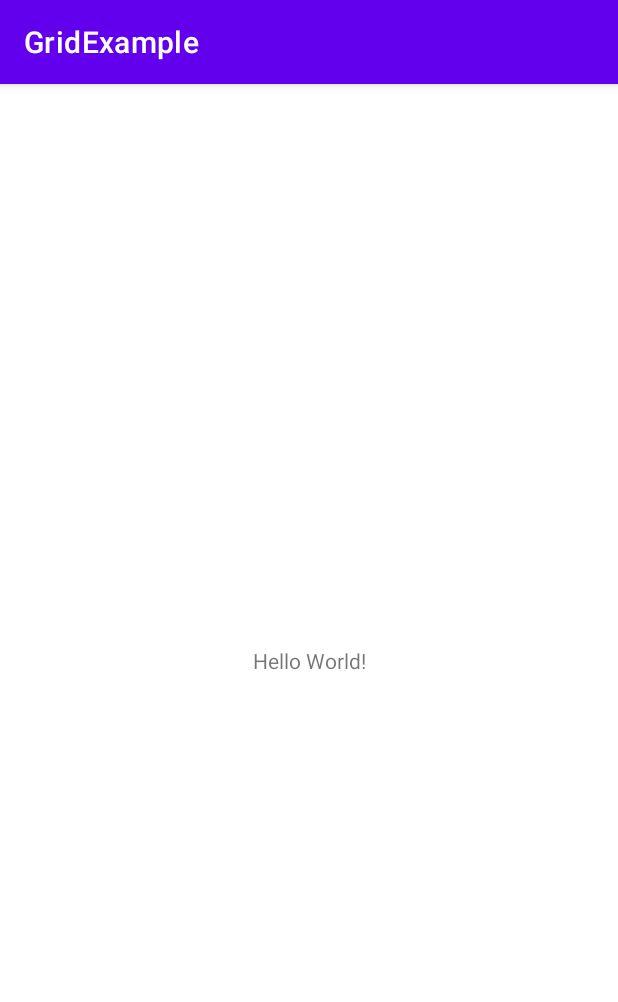
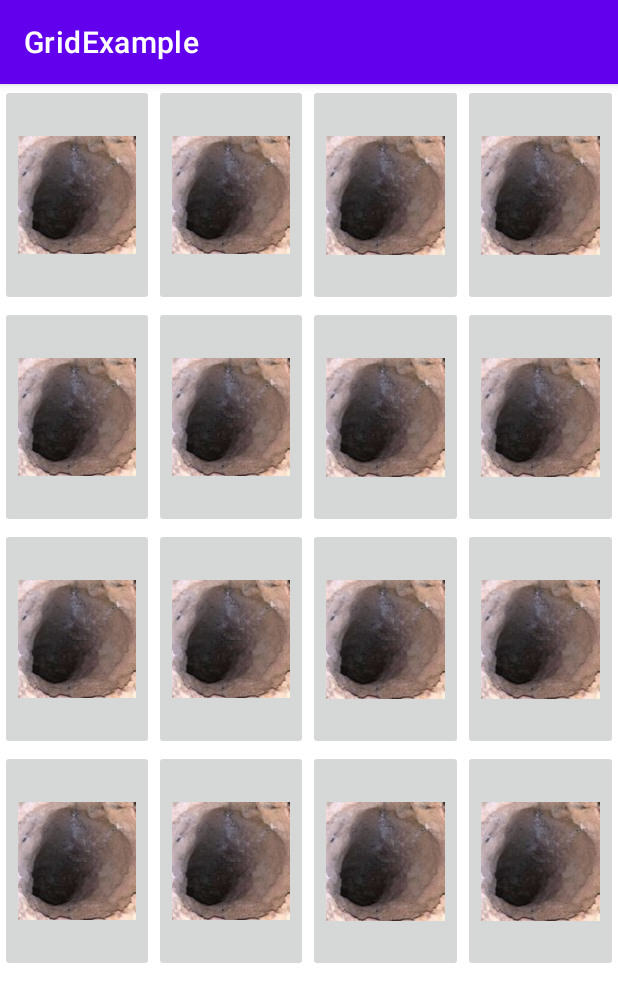
Before and after one commit to ianchai/GridExample, an Android app: the screen it shows after launch (MainActivity), on a phone screen of 412 x 824 dp. Shown: the top 1002 px of the screen. Run offline under Robolectric (Android 15) with nearby library versions, the phone set to English and light mode, and no system bars.

Commit message:
Got the image buttons

```diff
--- a/app/src/main/res/layout/activity_main.xml
+++ b/app/src/main/res/layout/activity_main.xml
@@ -6,13 +6,161 @@
     android:layout_height="match_parent"
     tools:context=".MainActivity">
 
-    <TextView
-        android:layout_width="wrap_content"
-        android:layout_height="wrap_content"
-        android:text="Hello World!"
+    <TableLayout
+        android:layout_width="match_parent"
+        android:layout_height="match_parent"
         app:layout_constraintBottom_toBottomOf="parent"
-        app:layout_constraintLeft_toLeftOf="parent"
-        app:layout_constraintRight_toRightOf="parent"
-        app:layout_constraintTop_toTopOf="parent" />
+        app:layout_constraintEnd_toEndOf="parent"
+        app:layout_constraintStart_toStartOf="parent"
+        app:layout_constraintTop_toTopOf="parent">
 
+        <TableRow
+            android:layout_width="match_parent"
+            android:layout_height="match_parent" >
+
+            <ImageButton
+                android:id="@+id/i0"
+                android:layout_width="0px"
+                android:layout_height="wrap_content"
+                android:layout_weight="0.25"
+                android:scaleType="centerInside"
+                app:srcCompat="@drawable/hole" />
+
+            <ImageButton
+                android:id="@+id/i1"
+                android:layout_width="0px"
+                android:layout_height="wrap_content"
+                android:layout_weight="0.25"
+                android:scaleType="centerInside"
+                app:srcCompat="@drawable/hole" />
+
+            <ImageButton
+                android:id="@+id/i2"
+                android:layout_width="0px"
+                android:layout_height="wrap_content"
+                android:layout_weight="0.25"
+                android:scaleType="centerInside"
+                app:srcCompat="@drawable/hole" />
+
+            <ImageButton
+                android:id="@+id/i3"
+                android:layout_width="0px"
+                android:layout_height="wrap_content"
+                android:layout_weight="0.25"
+                android:scaleType="centerInside"
+                app:srcCompat="@drawable/hole" />
+
+        </TableRow>
+
+        <TableRow
+            android:layout_width="match_parent"
+            android:layout_height="match_parent" >
+
+            <ImageButton
+                android:id="@+id/i4"
+                android:layout_width="0px"
+                android:layout_height="wrap_content"
+                android:layout_weight="0.25"
+                android:scaleType="centerInside"
+                app:srcCompat="@drawable/hole" />
+
+            <ImageButton
+                android:id="@+id/i5"
+                android:layout_width="0px"
+                android:layout_height="wrap_content"
+                android:layout_weight="0.25"
+                android:scaleType="centerInside"
+                app:srcCompat="@drawable/hole" />
+
+            <ImageButton
+                android:id="@+id/i6"
+                android:layout_width="0px"
+                android:layout_height="wrap_content"
+                android:layout_weight="0.25"
+                android:scaleType="centerInside"
+                app:srcCompat="@drawable/hole" />
+
+            <ImageButton
+                android:id="@+id/i7"
+                android:layout_width="0px"
+                android:layout_height="wrap_content"
+                android:layout_weight="0.25"
+                android:scaleType="centerInside"
+                app:srcCompat="@drawable/hole" />
+        </TableRow>
+
+        <TableRow
+            android:layout_width="match_parent"
+            android:layout_height="match_parent" >
+
+            <ImageButton
+                android:id="@+id/i8"
+                android:layout_width="0px"
+                android:layout_height="wrap_content"
+                android:layout_weight="0.25"
+                android:scaleType="centerInside"
+                app:srcCompat="@drawable/hole" />
+
+            <ImageButton
+                android:id="@+id/i9"
+                android:layout_width="0px"
+                android:layout_height="wrap_content"
+                android:layout_weight="0.25"
+                android:scaleType="centerInside"
+                app:srcCompat="@drawable/hole" />
+
+            <ImageButton
+                android:id="@+id/i10"
+                android:layout_width="0px"
+                android:layout_height="wrap_content"
+                android:layout_weight="0.25"
+                android:scaleType="centerInside"
+                app:srcCompat="@drawable/hole" />
+
+            <ImageButton
+                android:id="@+id/i11"
+                android:layout_width="0px"
+                android:layout_height="wrap_content"
+                android:layout_weight="0.25"
+                android:scaleType="centerInside"
+                app:srcCompat="@drawable/hole" />
+        </TableRow>
+
+        <TableRow
+            android:layout_width="match_parent"
+            android:layout_height="match_parent" >
+
+            <ImageButton
+                android:id="@+id/i12"
+                android:layout_width="0px"
+                android:layout_height="wrap_content"
+                android:layout_weight="0.25"
+                android:scaleType="centerInside"
+                app:srcCompat="@drawable/hole" />
+
+            <ImageButton
+                android:id="@+id/i13"
+                android:layout_width="0px"
+                android:layout_height="wrap_content"
+                android:layout_weight="0.25"
+                android:scaleType="centerInside"
+                app:srcCompat="@drawable/hole" />
+
+            <ImageButton
+                android:id="@+id/i14"
+                android:layout_width="0px"
+                android:layout_height="wrap_content"
+                android:layout_weight="0.25"
+                android:scaleType="centerInside"
+                app:srcCompat="@drawable/hole" />
+
+            <ImageButton
+                android:id="@+id/i15"
+                android:layout_width="0px"
+                android:layout_height="wrap_content"
+                android:layout_weight="0.25"
+                android:scaleType="centerInside"
+                app:srcCompat="@drawable/hole" />
+        </TableRow>
+    </TableLayout>
 </androidx.constraintlayout.widget.ConstraintLayout>
```
